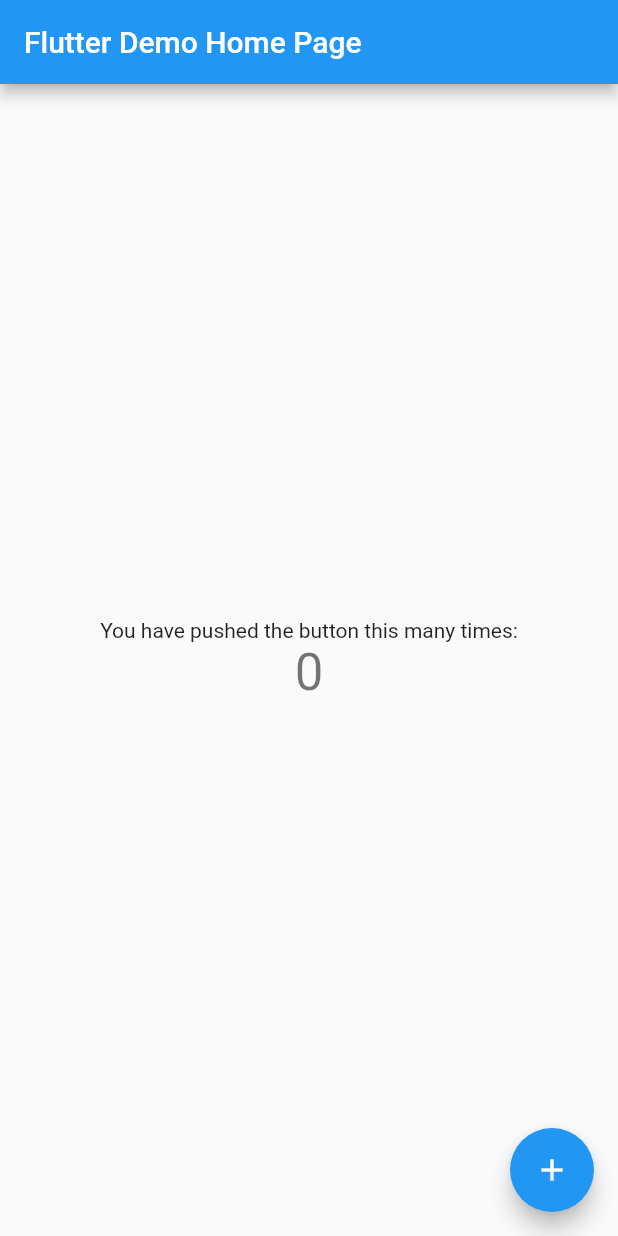
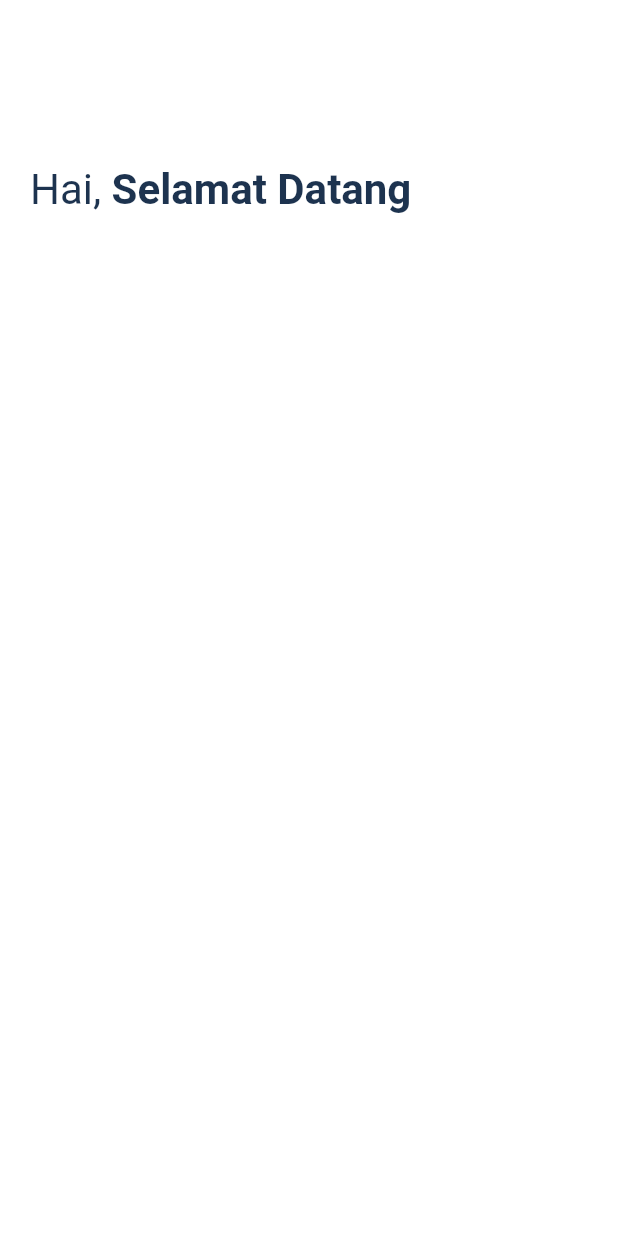
Before and after one commit to BintangNadiMaulana/healthycare, a Flutter app: the screen it shows after launch, on a phone screen of 412 x 824 dp. Run offline on Flutter 3.47's test engine with Material 2 defaults, Android fonts, the phone set to English and light mode, and no system bars.

Commit message:
register_page.dart work in progress

```diff
--- /dev/null
+++ b/lib/Screen/register_page.dart
@@ -0,0 +1,40 @@
+import 'package:flutter/material.dart';
+import 'package:latihan_ui/Utils/custom_color.dart';
+
+class RegisterPage extends StatefulWidget {
+  const RegisterPage({Key? key}) : super(key: key);
+
+  @override
+  State<RegisterPage> createState() => _RegisterPageState();
+}
+
+class _RegisterPageState extends State<RegisterPage> {
+  @override
+  Widget build(BuildContext context) {
+    return Scaffold(
+      body: _registerBody(context),
+    );
+  }
+
+
+  // ini register body
+  Widget _registerBody(BuildContext context) {
+    return Container(
+      padding: EdgeInsets.only(left: 20),
+      color: Colors.white,
+      child: ListView(
+        children: [
+          Padding(
+            padding: const EdgeInsets.only(top: 110),
+            child: Row(
+              children: [
+                Text("Hai, ", style: TextStyle(color: CustomColor.primaryColor, fontSize: 28),),
+                Text("Selamat Datang", style: TextStyle(color: CustomColor.primaryColor, fontSize: 28, fontWeight: FontWeight.bold),),
+              ],
+            ),
+          )
+        ],
+      ),
+    );
+  }
+}
--- /dev/null
+++ b/lib/Utils/custom_color.dart
@@ -0,0 +1,12 @@
+import 'package:flutter/material.dart';
+
+class CustomColor {
+
+  static const Color primaryColor = Color(0xff1D334F);
+  static const Color secondaryColor = Color(0xff597393);
+  static const Color greyColor = Color(0xffBEBEBE);
+  static const Color greenBackground = Color(0xffB3FFCB);
+  static const Color orange = Color(0xffFF7200);
+  static const Color blue = Color(0xff00D9D5);
+  static const Color red = Color(0xffEB0004);
+}
--- a/lib/main.dart
+++ b/lib/main.dart
@@ -1,4 +1,5 @@
 import 'package:flutter/material.dart';
+import 'package:latihan_ui/Screen/register_page.dart';
 
 void main() {
   runApp(const MyApp());
@@ -11,105 +12,11 @@ class MyApp extends StatelessWidget {
   @override
   Widget build(BuildContext context) {
     return MaterialApp(
-      title: 'Flutter Demo',
+      title: 'Latihan UI',
       theme: ThemeData(
-        // This is the theme of your application.
-        //
-        // Try running your application with "flutter run". You'll see the
-        // application has a blue toolbar. Then, without quitting the app, try
-        // changing the primarySwatch below to Colors.green and then invoke
-        // "hot reload" (press "r" in the console where you ran "flutter run",
-        // or simply save your changes to "hot reload" in a Flutter IDE).
-        // Notice that the counter didn't reset back to zero; the application
-        // is not restarted.
         primarySwatch: Colors.blue,
       ),
-      home: const MyHomePage(title: 'Flutter Demo Home Page'),
+      home: const RegisterPage(),
     );
   }
 }
-
-class MyHomePage extends StatefulWidget {
-  const MyHomePage({super.key, required this.title});
-
-  // This widget is the home page of your application. It is stateful, meaning
-  // that it has a State object (defined below) that contains fields that affect
-  // how it looks.
-
-  // This class is the configuration for the state. It holds the values (in this
-  // case the title) provided by the parent (in this case the App widget) and
-  // used by the build method of the State. Fields in a Widget subclass are
-  // always marked "final".
-
-  final String title;
-
-  @override
-  State<MyHomePage> createState() => _MyHomePageState();
-}
-
-class _MyHomePageState extends State<MyHomePage> {
-  int _counter = 0;
-
-  void _incrementCounter() {
-    setState(() {
-      // This call to setState tells the Flutter framework that something has
-      // changed in this State, which causes it to rerun the build method below
-      // so that the display can reflect the updated values. If we changed
-      // _counter without calling setState(), then the build method would not be
-      // called again, and so nothing would appear to happen.
-      _counter++;
-    });
-  }
-
-  @override
-  Widget build(BuildContext context) {
-    // This method is rerun every time setState is called, for instance as done
-    // by the _incrementCounter method above.
-    //
-    // The Flutter framework has been optimized to make rerunning build methods
-    // fast, so that you can just rebuild anything that needs updating rather
-    // than having to individually change instances of widgets.
-    return Scaffold(
-      appBar: AppBar(
-        // Here we take the value from the MyHomePage object that was created by
-        // the App.build method, and use it to set our appbar title.
-        title: Text(widget.title),
-      ),
-      body: Center(
-        // Center is a layout widget. It takes a single child and positions it
-        // in the middle of the parent.
-        child: Column(
-          // Column is also a layout widget. It takes a list of children and
-          // arranges them vertically. By default, it sizes itself to fit its
-          // children horizontally, and tries to be as tall as its parent.
-          //
-          // Invoke "debug painting" (press "p" in the console, choose the
-          // "Toggle Debug Paint" action from the Flutter Inspector in Android
-          // Studio, or the "Toggle Debug Paint" command in Visual Studio Code)
-          // to see the wireframe for each widget.
-          //
-          // Column has various properties to control how it sizes itself and
-          // how it positions its children. Here we use mainAxisAlignment to
-          // center the children vertically; the main axis here is the vertical
-          // axis because Columns are vertical (the cross axis would be
-          // horizontal).
-          mainAxisAlignment: MainAxisAlignment.center,
-          children: <Widget>[
-            const Text(
-              'You have pushed the button this many times:',
-            ),
-            Text(
-              '$_counter',
-              style: Theme.of(context).textTheme.headlineMedium,
-            ),
-          ],
-        ),
-      ),
-      floatingActionButton: FloatingActionButton(
-        onPressed: _incrementCounter,
-        tooltip: 'Increment',
-        child: const Icon(Icons.add),
-      ), // This trailing comma makes auto-formatting nicer for build methods.
-    );
-  }
-}
```
Also changed, not shown: 1 other file.
